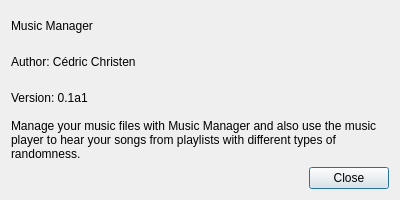
Before: the Qt Designer form music_manager/info.ui in cedi4155476/musicmanager, drawn with Qt 5.
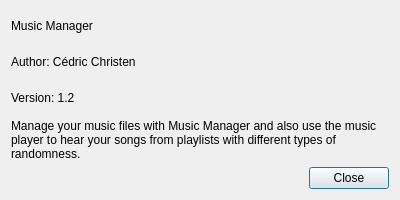
After: the same form once the commit is applied.

What changed in the file:
```diff
--- a/music_manager/info.ui
+++ b/music_manager/info.ui
@@ -55,7 +55,7 @@
    <item>
     <widget class="QLabel" name="label_3">
      <property name="text">
-      <string>Version: 0.1a1</string>
+      <string>Version: 1.2</string>
      </property>
     </widget>
    </item>
```
